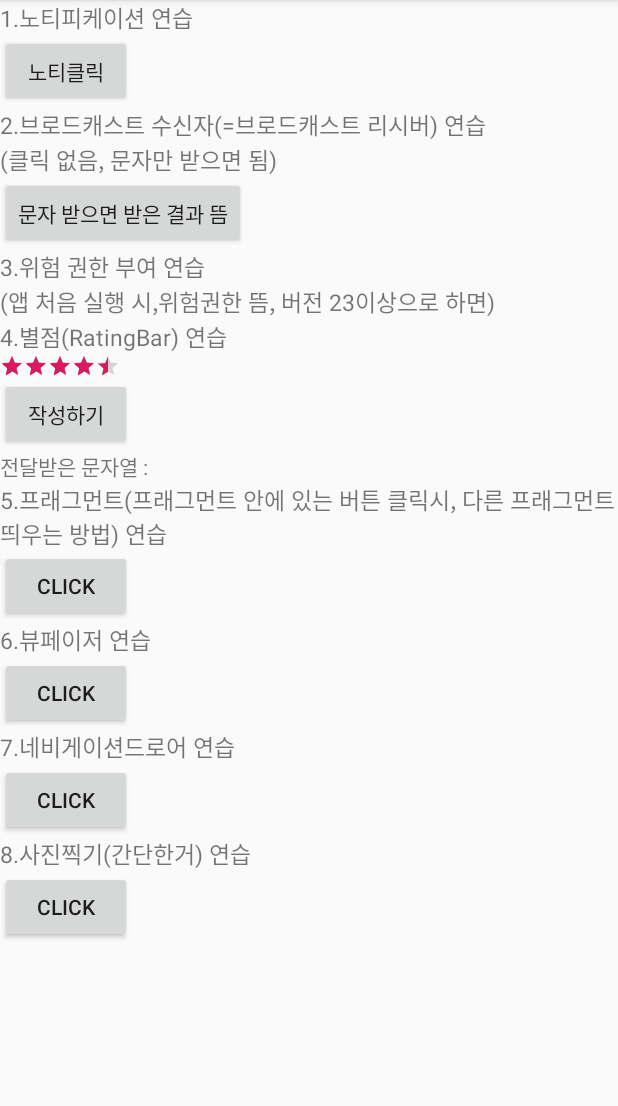
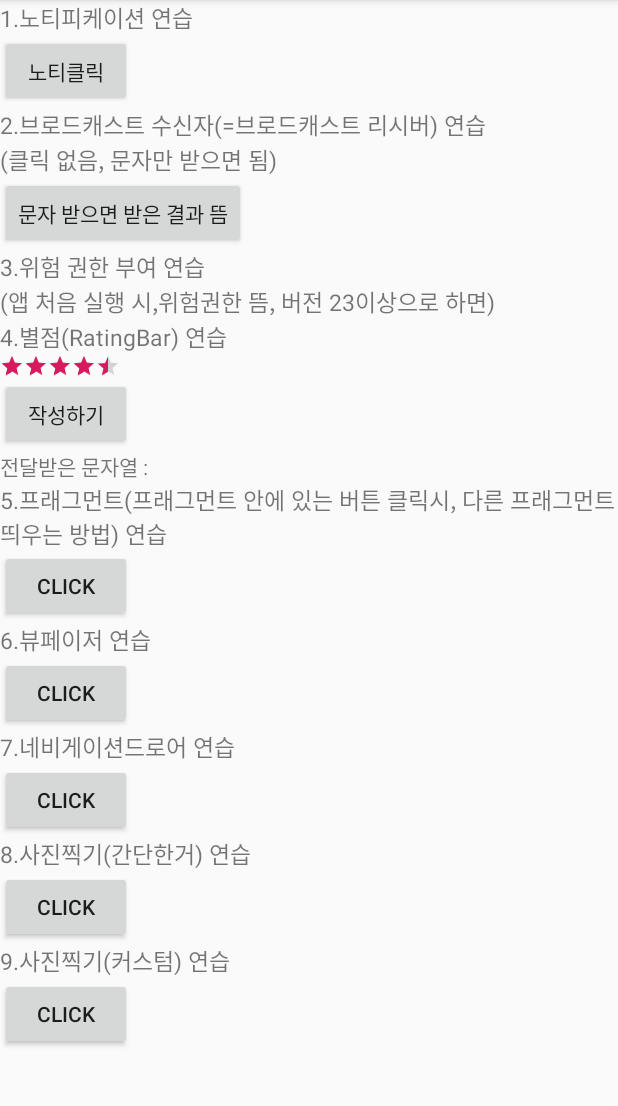
Before and after one commit to lhc8607git/notipractice, an Android app: the screen it shows after launch (MainActivity), on a phone screen of 412 x 824 dp, the part 84-1190 px from its top. Run offline under Robolectric (Android 15) with nearby library versions, the phone set to English and light mode, and no system bars.

Commit message:
13.사진찍기(커스텀) 연습

```diff
--- a/app/src/main/AndroidManifest.xml
+++ b/app/src/main/AndroidManifest.xml
@@ -56,6 +56,8 @@
 
         <activity android:name="captureIntent8.Activity8"/>
 
+        <activity android:name="capture9.Activity9"/>
+
     </application>
 
 </manifest>
--- a/app/src/main/java/com/example/noti/notification1/MainActivity.java
+++ b/app/src/main/java/com/example/noti/notification1/MainActivity.java
@@ -25,6 +25,7 @@ import android.widget.Toast;
 
 import com.example.noti.R;
 
+import capture9.Activity9;
 import captureIntent8.Activity8;
 import fragment5.MainFActivity;
 import nevigationdrawer7.Activity7;
@@ -35,7 +36,7 @@ import static android.app.Notification.EXTRA_NOTIFICATION_ID;
 
 public class MainActivity extends AppCompatActivity {
 
-    private Button btn1,btn5,btn6,btn7,btn8;
+    private Button btn1,btn5,btn6,btn7,btn8, btn9;
     private NotificationCompat.Builder builder;
 
     private RatingBar ratingBar;
@@ -101,6 +102,16 @@ public class MainActivity extends AppCompatActivity {
         });
 
 
+        // 9.사진찍기(커스텀) 연습
+        btn9 = findViewById(R.id.btn9);
+        btn9.setOnClickListener(new View.OnClickListener() {
+            @Override
+            public void onClick(View v) {
+                moveViewbtn9();
+            }
+        });
+
+
 
 
 
@@ -108,12 +119,27 @@ public class MainActivity extends AppCompatActivity {
     }
 
 
-    // 8.네비게이션드로어 연습
+
+
+
+    // 9.사진찍기(커스텀) 연습
+    private void moveViewbtn9(){
+        Intent in = new Intent(getApplicationContext(), Activity9.class);
+        startActivity(in);
+    }
+
+
+
+
+
+
+
+
+    // 8.사진찍기(간단한거) 연습
     private void moveViewbtn8(){
         Intent in = new Intent(getApplicationContext(), Activity8.class);
         startActivity(in);
     }
-
 
 
 
--- a/app/src/main/res/layout/activity_main.xml
+++ b/app/src/main/res/layout/activity_main.xml
@@ -128,6 +128,18 @@
                 android:layout_height="wrap_content" />
 
 
+            <TextView
+                android:textSize="15dp"
+                android:text="9.사진찍기(커스텀) 연습"
+                android:layout_width="wrap_content"
+                android:layout_height="wrap_content" />
+            <Button
+                android:text="click"
+                android:id="@+id/btn9"
+                android:layout_width="wrap_content"
+                android:layout_height="wrap_content" />
+
+
         </LinearLayout>
 
 
```
Also changed, not shown: app/src/main/java/capture9/Activity9.java (added, +56 -0 lines), app/src/main/java/capture9/CameraSurfaceView.java (added, +71 -0 lines), app/src/main/res/layout/activity9_main.xml (added, +28 -0 lines).
